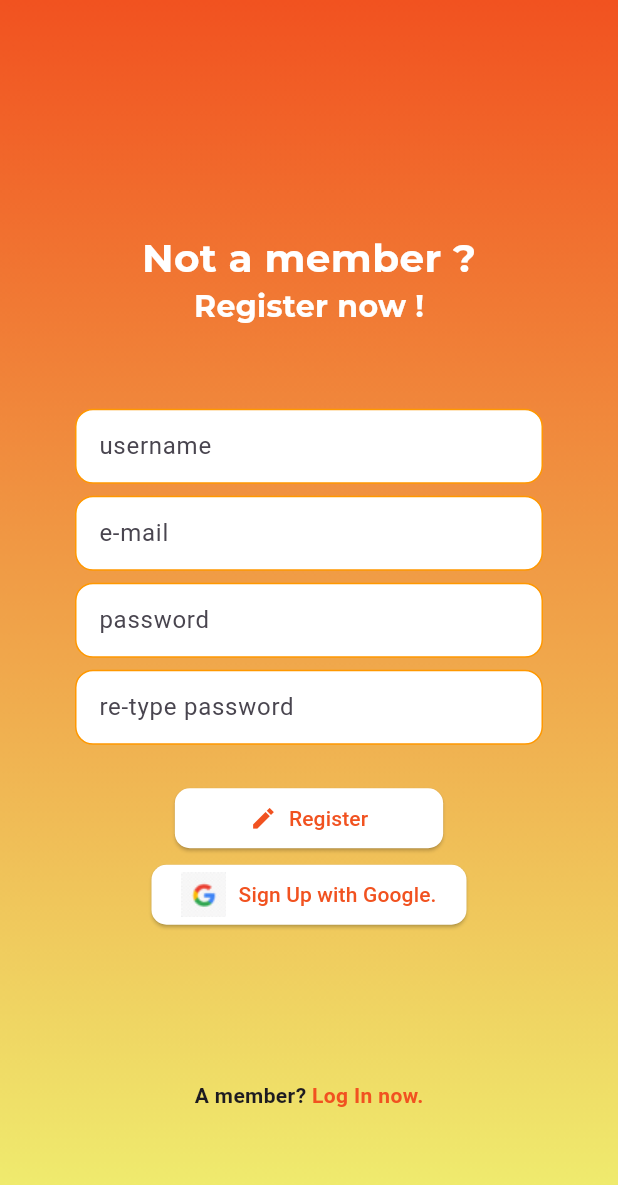
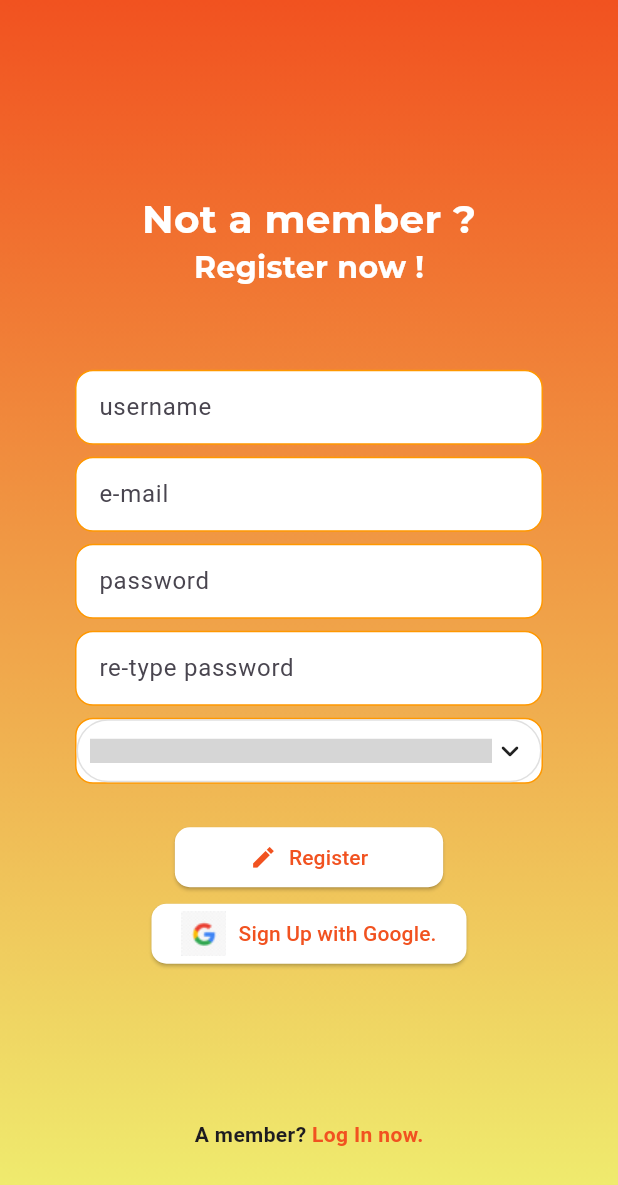
Before and after one commit to ACMHacettepeDevelopers/inform-me-gsc-backend, a Flutter app: the SignUpPage screen opened by its route, on a phone screen of 412 x 824 dp. Shown: the top 1185 px of the screen. Run offline on Flutter 3.47's test engine with Material 3 defaults, Android fonts, the phone set to English and light mode, and no system bars; drawn by our look-alikes of csc_picker; our stand-ins replace audioplayers, cloud_firestore, firebase_auth, firebase_core, google_sign_in; accounts and stored records are empty; network calls fail; grey boxes are pictures that could not be loaded.

Commit message:
country picker fixed

```diff
--- a/flutter_project/lib/home_pages/categories.dart
+++ b/flutter_project/lib/home_pages/categories.dart
@@ -15,7 +15,7 @@ class _TabbarState extends State<Tabbar> {
       child: Scaffold(
         appBar: AppBar(
           title: const Text("tabbar"),
-          backgroundColor: Color.fromRGBO(158, 40, 40, 1),
+          backgroundColor: Color.fromRGBO(237, 230, 230, 1),
           bottom: const TabBar(
             tabs: [
               Tab(
--- /dev/null
+++ b/flutter_project/lib/login_pages/country_picker.dart
@@ -0,0 +1,65 @@
+// country_picker.dart
+
+import 'package:flutter/material.dart';
+import 'package:csc_picker/csc_picker.dart';
+
+class CountryPicker extends StatefulWidget {
+  final void Function(String) onCountryChanged;
+
+  const CountryPicker({Key? key, required this.onCountryChanged}) : super(key: key);
+
+  @override
+  State<CountryPicker> createState() => _CountryPickerState();
+}
+
+class _CountryPickerState extends State<CountryPicker> {
+  String countryValue = "";
+
+  @override
+  Widget build(BuildContext context) {
+    return Padding(
+      padding: const EdgeInsets.fromLTRB(50, 3, 50, 5),
+      child: Container(
+        decoration: BoxDecoration(
+          color: Colors.white,
+          border: Border.all(color: Colors.orange),
+          borderRadius: BorderRadius.circular(12),
+        ),
+        child: CSCPicker(
+          flagState: CountryFlag.ENABLE,
+          disabledDropdownDecoration: BoxDecoration(
+            borderRadius: BorderRadius.circular(12),
+            color: Colors.white,
+            border: Border.all(
+              color: Colors.grey.shade300,
+              width: 2,
+            ),
+          ),
+          dropdownDecoration: BoxDecoration(
+            borderRadius: BorderRadius.circular(30),
+            color: Colors.white,
+            border: Border.all(
+              color: Colors.grey.shade300,
+              width: 1,
+            ),
+          ),
+          dropdownHeadingStyle: const TextStyle(
+            fontWeight: FontWeight.bold,
+          ),
+          showCities: false,
+          showStates: false,
+          searchBarRadius: 50,
+          defaultCountry: CscCountry.Turkey,
+          countryDropdownLabel: countryValue,
+          onCountryChanged: (value) {
+            setState(() {
+              countryValue = value;
+              print("Selected Country: $countryValue"); // Print selected country
+            });
+            widget.onCountryChanged(countryValue); // Call the callback function
+          },
+        ),
+      ),
+    );
+  }
+}
```
Also changed, not shown: flutter_project/lib/home_pages/home_page.dart (+6 -3 lines), flutter_project/lib/login_pages/sign_up_page.dart (+26 -6 lines), 1 other file.
